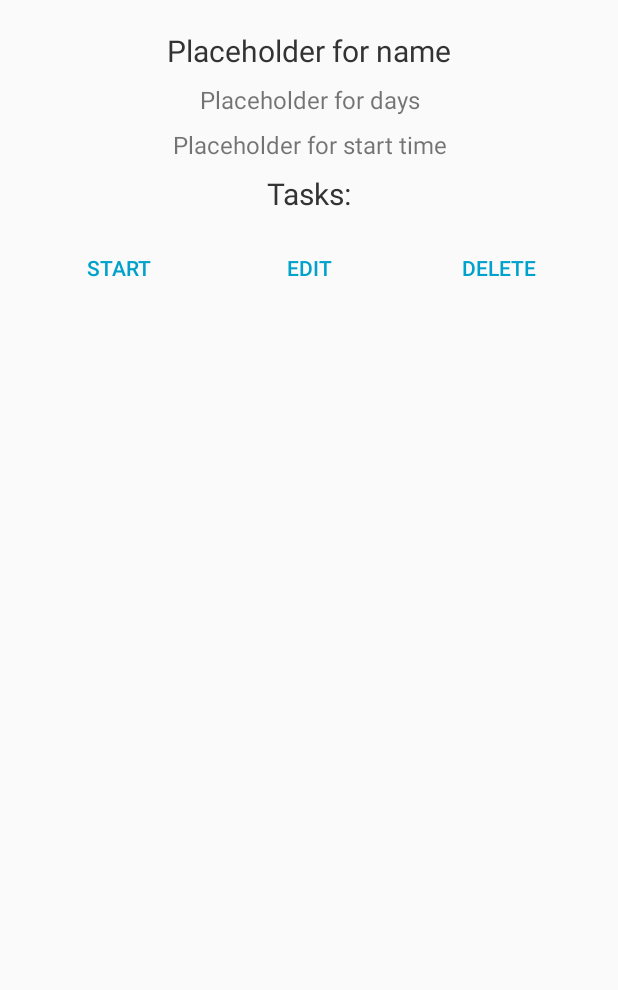
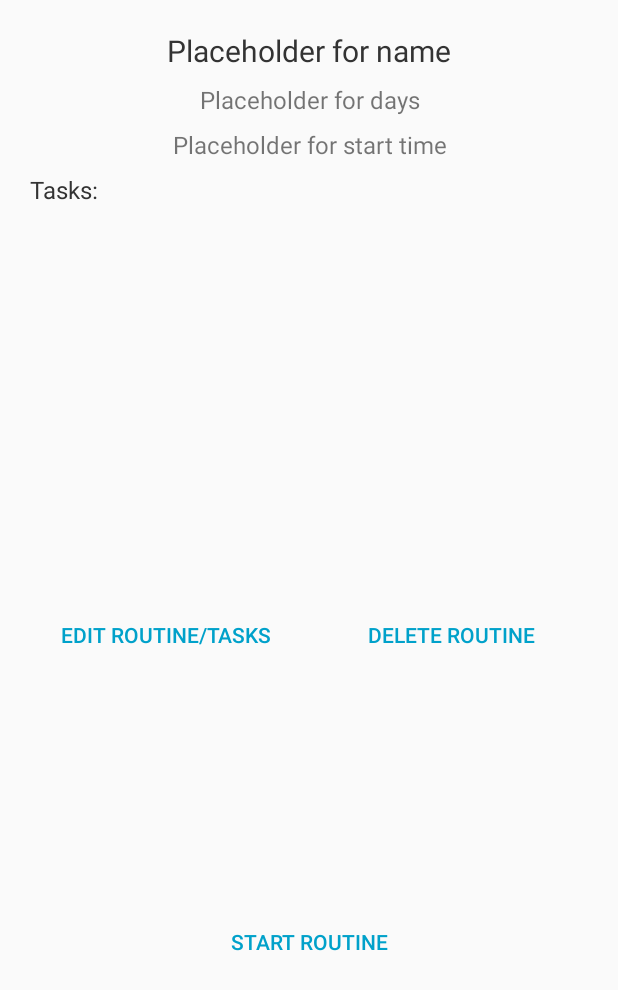
Before and after one commit to caseyklecan/routina, an Android app: the layout layout_view_routine.xml on its own in the app's theme, with its tools: preview values and no code run, on a phone screen of 412 x 824 dp. Shown: the top 990 px of the screen. Run offline under Robolectric (Android 15) with nearby library versions, the phone set to English and light mode, and no system bars.

Commit message:
minor changes

```diff
--- a/app/src/main/java/itp341/klecan/casey/routina/FinishRoutineFragment.java
+++ b/app/src/main/java/itp341/klecan/casey/routina/FinishRoutineFragment.java
@@ -79,8 +79,8 @@ public class FinishRoutineFragment extends Fragment {
                     Task t = child.getValue(Task.class);
                     tasks.add(t);
                 }
-                int random = new Random().nextInt(2);
-                if (random == 0) processRoutine();
+                int random = new Random().nextInt();
+                if (random % 2 == 0) processRoutine();
                 else processTasks();
             }
 
--- a/app/src/main/res/layout/layout_view_routine.xml
+++ b/app/src/main/res/layout/layout_view_routine.xml
@@ -39,13 +39,13 @@
         android:layout_height="wrap_content"
         android:text="@string/label_tasks"
         android:textColor="@color/colorDark"
-        android:textSize="@dimen/fontLarge"
+        android:textSize="@dimen/fontReg"
         android:layout_margin="@dimen/marginBetween"
-        android:textAlignment="center"/>
+        android:textAlignment="textStart"/>
 
     <ListView
         android:layout_width="match_parent"
-        android:layout_height="wrap_content"
+        android:layout_height="250dp"
         android:id="@+id/list_tasks"
         android:layout_marginTop="8dp">
 
@@ -55,17 +55,6 @@
         android:layout_width="match_parent"
         android:layout_height="wrap_content"
         android:orientation="horizontal">
-
-        <Button
-            android:layout_width="match_parent"
-            android:layout_height="wrap_content"
-            android:layout_gravity="bottom"
-            android:id="@+id/button_run_routine"
-            android:text="@string/label_run"
-            android:theme="@style/ButtonStyle"
-            android:textColor="@color/colorTeal"
-            android:contentDescription="@string/label_run"
-            android:layout_weight="1"/>
 
         <Button
             android:layout_width="match_parent"
@@ -83,12 +72,23 @@
             android:layout_height="wrap_content"
             android:layout_gravity="bottom"
             android:id="@+id/button_delete_routine"
-            android:text="@string/label_delete"
+            android:text="@string/label_delete_routine"
             android:theme="@style/ButtonStyle"
             android:textColor="@color/colorTeal"
-            android:contentDescription="@string/label_delete"
+            android:contentDescription="@string/label_delete_routine"
             android:layout_weight="1"/>
 
     </LinearLayout>
 
+    <Button
+        android:layout_width="match_parent"
+        android:layout_height="wrap_content"
+        android:layout_gravity="bottom"
+        android:id="@+id/button_run_routine"
+        android:text="@string/label_run"
+        android:theme="@style/ButtonStyle"
+        android:textColor="@color/colorTeal"
+        android:contentDescription="@string/label_run"
+        android:layout_weight="1"/>
+
 </LinearLayout>
--- a/app/src/main/res/values/colors.xml
+++ b/app/src/main/res/values/colors.xml
@@ -7,5 +7,6 @@
     <color name="colorDark">#333333</color>
     <color name="colorTeal">#00A1CA</color>
     <color name="colorGrayBlue">#9DAEC2</color>
+    <color name="colorGray">#B0B0B0</color>
 
 </resources>
--- a/app/src/main/res/values/strings.xml
+++ b/app/src/main/res/values/strings.xml
@@ -3,10 +3,11 @@
     <string name="tag_line">with a little guidance from me, you\'ll have your routines down in no time!</string>
 
     <string name="label_list">My Routines</string>
-    <string name="label_edit">Edit</string>
+    <string name="label_edit">Edit Routine/Tasks</string>
     <string name="label_delete">Delete</string>
+    <string name="label_delete_routine">Delete Routine</string>
     <string name="label_add">+</string>
-    <string name="label_run">Start</string>
+    <string name="label_run">Start Routine</string>
 
     <string name="label_create_routine">Create Routine</string>
     <string name="label_save">Save</string>
```
Also changed, not shown: app/src/main/java/itp341/klecan/casey/routina/AddTaskDialog.java (+14 -3 lines), app/src/main/java/itp341/klecan/casey/routina/CreateRoutineFragment.java (+8 -4 lines), app/src/main/java/itp341/klecan/casey/routina/RunRoutineFragment.java (+18 -5 lines), app/src/main/res/layout/layout_create_task.xml (deleted, +0 -91 lines).
